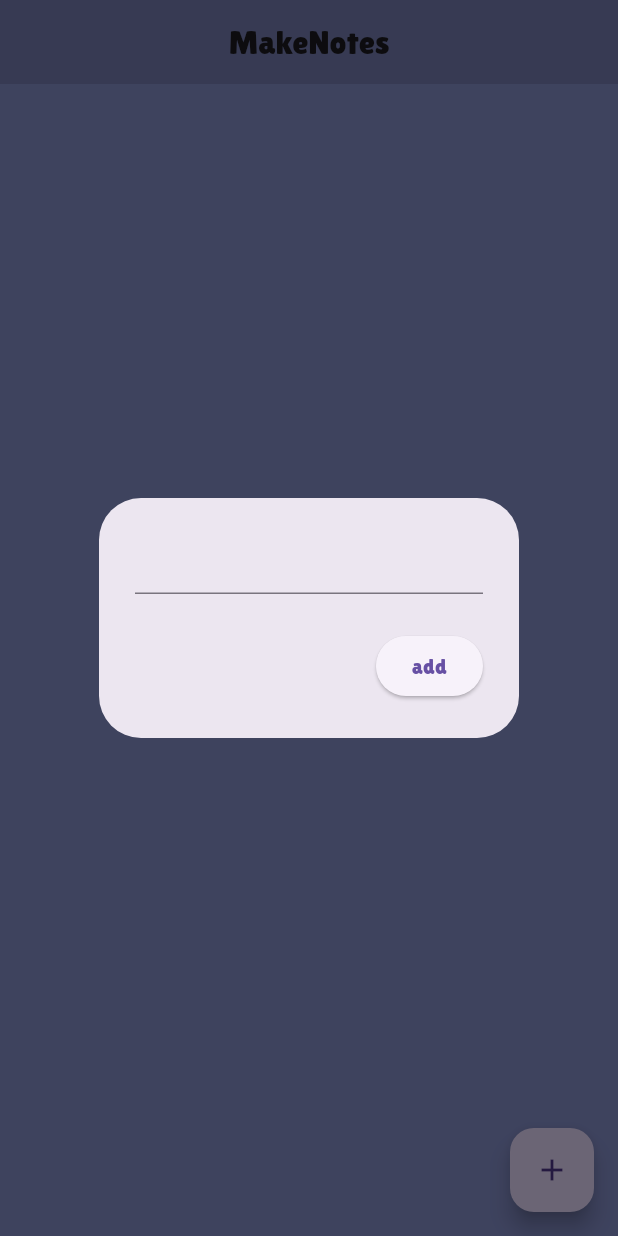
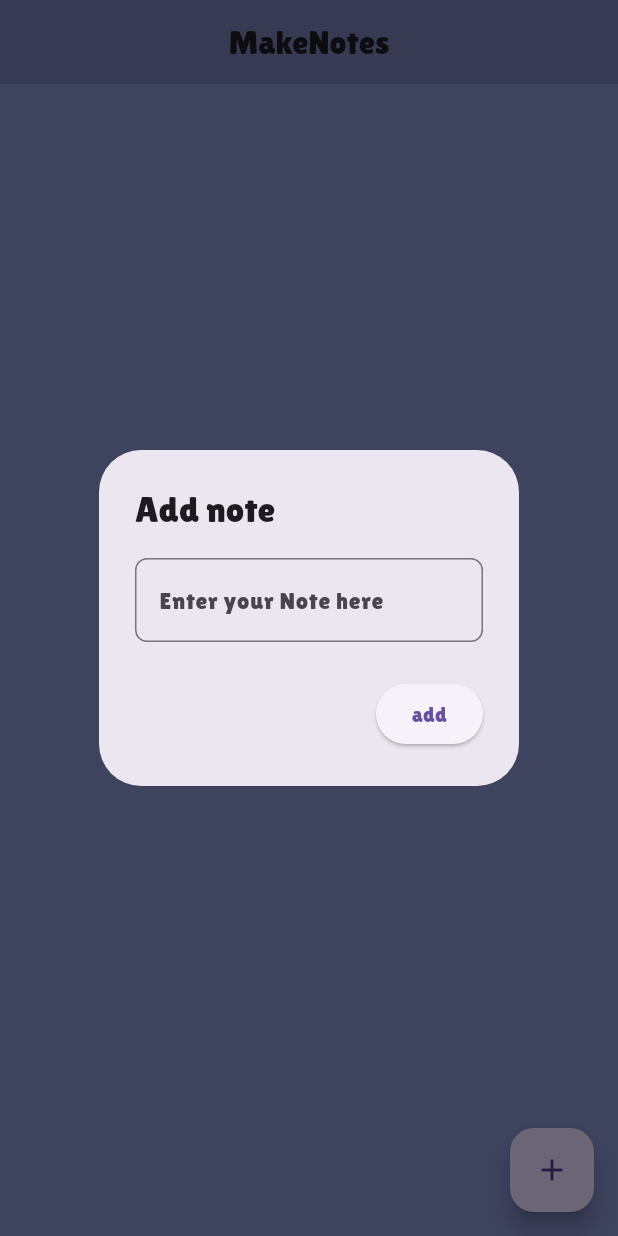
Before and after one commit to adityagupta7711/CRUD_ToDo_App, a Flutter app: the screen it shows after launch, after a tap on the "add" icon, on a phone screen of 412 x 824 dp. Run offline on Flutter 3.47's test engine with Material 3 defaults, Android fonts, the phone set to English and light mode, and no system bars; our stand-ins replace cloud_firestore, firebase_core; accounts and stored records are empty.

Commit message:
improved ui

```diff
--- a/lib/pages/home_page.dart
+++ b/lib/pages/home_page.dart
@@ -21,8 +21,13 @@ class _HomePageState extends State<HomePage> {
     showDialog(
       context: context,
       builder: (context) => AlertDialog(
+        title: Text(docID == null ? 'Add note' : 'Edit Note'),
         content: TextField(
           controller: textController,
+          decoration: InputDecoration(
+            hintText: 'Enter your Note here',
+            border: OutlineInputBorder(borderRadius: BorderRadius.circular(8)),
+          ),
         ),
         actions: [
           // button to save
@@ -81,8 +86,15 @@ class _HomePageState extends State<HomePage> {
                     document.data() as Map<String, dynamic>;
                 String noteText = data['note'];
 
-                // display as a list tile
-                return ListTile(
+                // display as a Card wrapping ListTile
+                return Card(
+                  margin: const EdgeInsets.symmetric(horizontal: 10, vertical: 5), // Add margin for spacing
+                  elevation: 3, // Adds a shadow effect to the card
+                  shape: RoundedRectangleBorder(
+                   borderRadius: BorderRadius.circular(10), // Rounded corners for the card
+                  ),
+
+                  child: ListTile(
                       title: Text(noteText),
                       trailing: Row(
                         mainAxisSize: MainAxisSize.min,
@@ -99,7 +111,8 @@ class _HomePageState extends State<HomePage> {
                             icon: const Icon(Icons.delete),
                           ),
                         ],
-                    )
+                      ),
+                    ),
                 );
               },
             );
```
Lines whose indentation alone changed are shown as unchanged.
